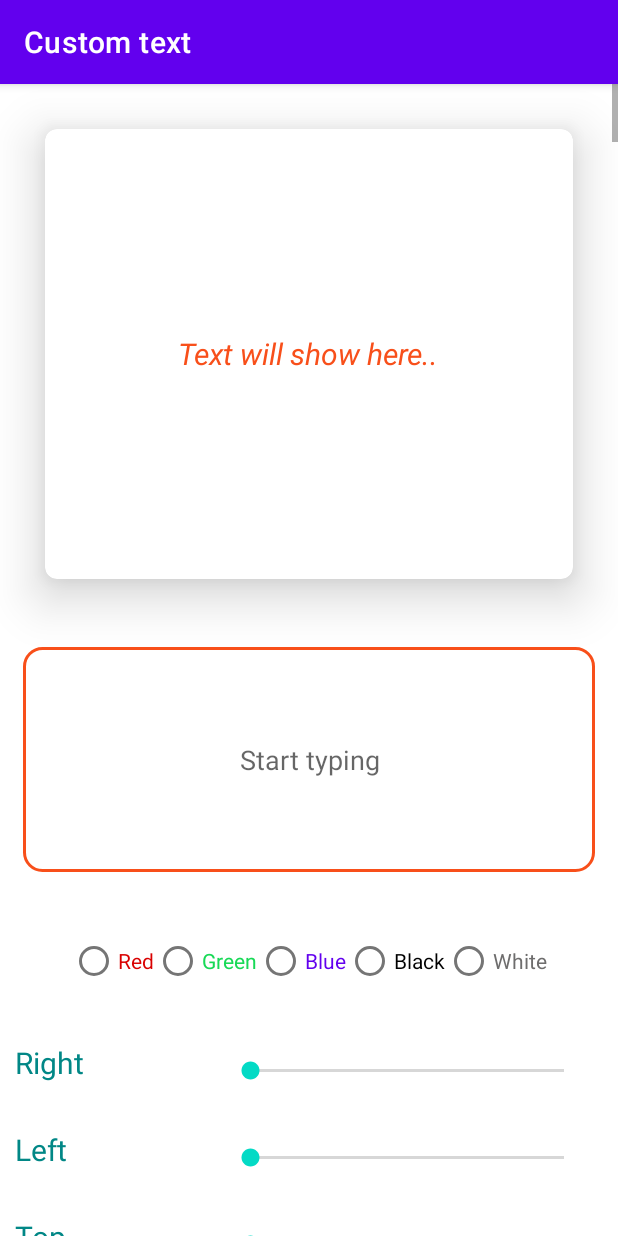
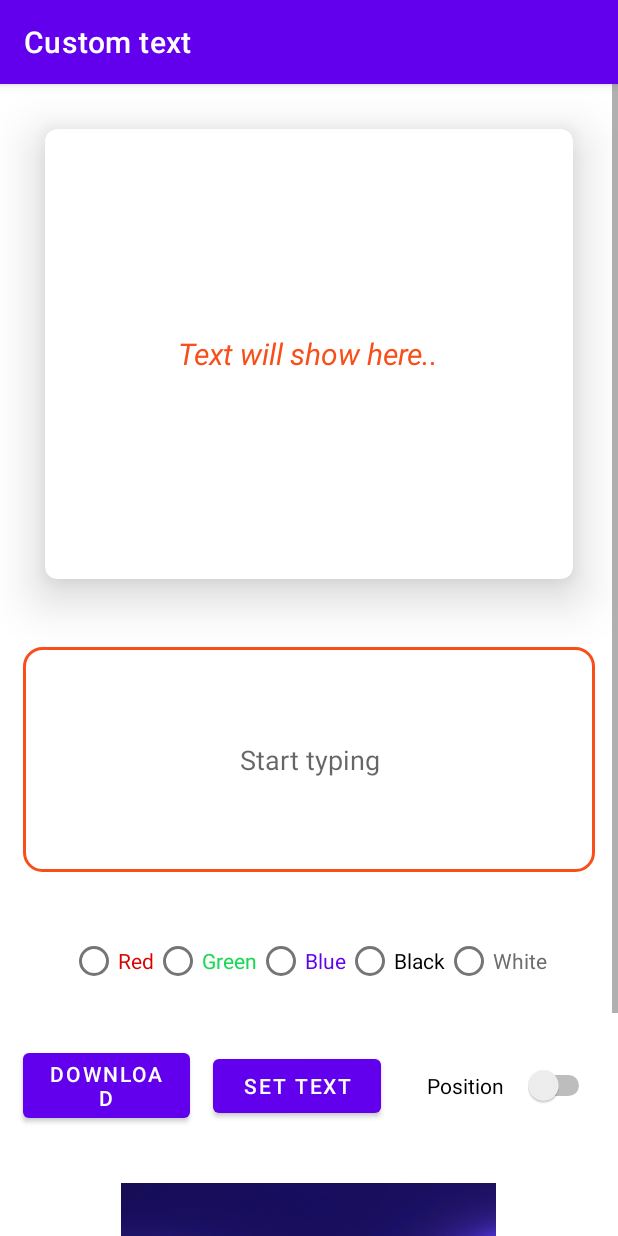
Before and after one commit to Syed-Bipul-Rahman/NoteVerse, an Android app: the MakeCustomQuotes screen opened directly, with no data from a screen before it, on a phone screen of 412 x 824 dp. Run offline under Robolectric (Android 15) with nearby library versions, the phone set to English and light mode, and no system bars.

Commit message:
[UPDATE]: almost done

```diff
--- a/app/src/main/java/com/classwork/onlinenotebook/views/MakeCustomQuotes.java
+++ b/app/src/main/java/com/classwork/onlinenotebook/views/MakeCustomQuotes.java
@@ -14,6 +14,7 @@ import android.view.DragEvent;
 import android.view.MotionEvent;
 import android.view.View;
 import android.view.ViewGroup;
+import android.widget.CompoundButton;
 import android.widget.LinearLayout;
 import android.widget.RadioGroup;
 import android.widget.SeekBar;
@@ -227,6 +228,21 @@ public class MakeCustomQuotes extends AppCompatActivity {
             }
         });
 
+
+//        binding.showseekbars.setOnClickListener(v->{
+//
+//            binding.editusertext.setVisibility(view.GONE);
+//            binding.setmarginlayoutvair.setVisibility(view.VISIBLE);
+//        });
+
+        binding.showseekbars.setOnCheckedChangeListener(new CompoundButton.OnCheckedChangeListener() {
+            @Override
+            public void onCheckedChanged(CompoundButton compoundButton, boolean b) {
+                binding.editusertext.setVisibility(b ? View.GONE : View.VISIBLE);
+                binding.setmarginlayoutvair.setVisibility(b ? View.VISIBLE : View.GONE);
+            }
+        });
+
     }
 
     private void recyclerData() {
--- a/app/src/main/java/com/classwork/onlinenotebook/views/ShowAllNotes.java
+++ b/app/src/main/java/com/classwork/onlinenotebook/views/ShowAllNotes.java
@@ -37,7 +37,7 @@ public class ShowAllNotes extends AppCompatActivity {
         binding = ActivityShowAllNotesBinding.inflate(getLayoutInflater());
         View view = binding.getRoot();
         setContentView(view);
-
+        setTitle("Your notes");
         initializing();
         getdata();
 
--- /dev/null
+++ b/app/src/main/res/drawable/ic_baseline_add_24.xml
@@ -0,0 +1,5 @@
+<vector android:height="24dp" android:tint="#FFFFFF"
+    android:viewportHeight="24" android:viewportWidth="24"
+    android:width="24dp" xmlns:android="http://schemas.android.com/apk/res/android">
+    <path android:fillColor="@android:color/white" android:pathData="M19,13h-6v6h-2v-6H5v-2h6V5h2v6h6v2z"/>
+</vector>
--- /dev/null
+++ b/app/src/main/res/drawable/ic_baseline_color_lens_24.xml
@@ -0,0 +1,5 @@
+<vector android:height="24dp" android:tint="#FFFFFF"
+    android:viewportHeight="24" android:viewportWidth="24"
+    android:width="24dp" xmlns:android="http://schemas.android.com/apk/res/android">
+    <path android:fillColor="@android:color/white" android:pathData="M12,3c-4.97,0 -9,4.03 -9,9s4.03,9 9,9c0.83,0 1.5,-0.67 1.5,-1.5 0,-0.39 -0.15,-0.74 -0.39,-1.01 -0.23,-0.26 -0.38,-0.61 -0.38,-0.99 0,-0.83 0.67,-1.5 1.5,-1.5L16,16c2.76,0 5,-2.24 5,-5 0,-4.42 -4.03,-8 -9,-8zM6.5,12c-0.83,0 -1.5,-0.67 -1.5,-1.5S5.67,9 6.5,9 8,9.67 8,10.5 7.33,12 6.5,12zM9.5,8C8.67,8 8,7.33 8,6.5S8.67,5 9.5,5s1.5,0.67 1.5,1.5S10.33,8 9.5,8zM14.5,8c-0.83,0 -1.5,-0.67 -1.5,-1.5S13.67,5 14.5,5s1.5,0.67 1.5,1.5S15.33,8 14.5,8zM17.5,12c-0.83,0 -1.5,-0.67 -1.5,-1.5S16.67,9 17.5,9s1.5,0.67 1.5,1.5 -0.67,1.5 -1.5,1.5z"/>
+</vector>
--- /dev/null
+++ b/app/src/main/res/drawable/ic_baseline_photo_library_24.xml
@@ -0,0 +1,5 @@
+<vector android:height="24dp" android:tint="#FFFFFF"
+    android:viewportHeight="24" android:viewportWidth="24"
+    android:width="24dp" xmlns:android="http://schemas.android.com/apk/res/android">
+    <path android:fillColor="@android:color/white" android:pathData="M22,16L22,4c0,-1.1 -0.9,-2 -2,-2L8,2c-1.1,0 -2,0.9 -2,2v12c0,1.1 0.9,2 2,2h12c1.1,0 2,-0.9 2,-2zM11,12l2.03,2.71L16,11l4,5L8,16l3,-4zM2,6v14c0,1.1 0.9,2 2,2h14v-2L4,20L4,6L2,6z"/>
+</vector>
--- a/app/src/main/res/layout/activity_make_custom_quotes.xml
+++ b/app/src/main/res/layout/activity_make_custom_quotes.xml
@@ -130,6 +130,13 @@
             </LinearLayout>
 
             <LinearLayout
+                android:id="@+id/setmarginlayoutvair"
+                android:layout_width="match_parent"
+                android:layout_height="wrap_content"
+                android:orientation="vertical"
+                android:visibility="gone">
+
+                <LinearLayout
                     android:layout_width="match_parent"
                     android:layout_height="wrap_content"
                     android:layout_margin="10dp"
@@ -232,6 +239,7 @@
                         android:max="100" />
 
                 </LinearLayout>
+            </LinearLayout>
 
 
             <LinearLayout
@@ -240,24 +248,31 @@
                 android:layout_gravity="center"
                 android:gravity="center"
                 android:orientation="horizontal"
-                android:weightSum="2">
+                android:weightSum="3">
 
                 <Button
                     android:id="@+id/downloadquotesbtn"
-                    android:layout_width="wrap_content"
+                    android:layout_width="0dp"
                     android:layout_height="wrap_content"
-                    android:layout_margin="15dp"
+                    android:layout_marginLeft="15dp"
                     android:layout_weight="1"
-                    android:drawableRight="@drawable/ic_baseline_download_24"
                       android:text="Download" />
 
                 <Button
                     android:id="@+id/setcustomtesxtbtn"
-                    android:layout_width="wrap_content"
+                    android:layout_width="0dp"
                     android:layout_height="wrap_content"
                     android:layout_margin="15dp"
                     android:layout_weight="1"
-                    android:text="Ok" />
+                    android:text="Set Text" />
+
+                <Switch
+                    android:id="@+id/showseekbars"
+                    android:layout_width="0dp"
+                    android:layout_height="wrap_content"
+                    android:layout_margin="15dp"
+                    android:layout_weight="1"
+                    android:text="Position" />
             </LinearLayout>
 
             <androidx.recyclerview.widget.RecyclerView
--- a/app/src/main/res/values/colors.xml
+++ b/app/src/main/res/values/colors.xml
@@ -4,6 +4,7 @@
     <color name="purple_500">#FF6200EE</color>
     <color name="purple_700">#FF3700B3</color>
     <color name="teal_200">#FF03DAC5</color>
+    <color name="fabbuttoncolor">#1ABC8B</color>
     <color name="teal_700">#FF018786</color>
     <color name="black">#FF000000</color>
     <color name="white">#FFFFFFFF</color>
```
Also changed, not shown: app/src/main/java/com/classwork/onlinenotebook/ShowQuotes.java (+91 -93 lines), app/src/main/res/layout/activity_show_quotes.xml (+33 -19 lines). Lines whose indentation alone changed are shown as unchanged.
